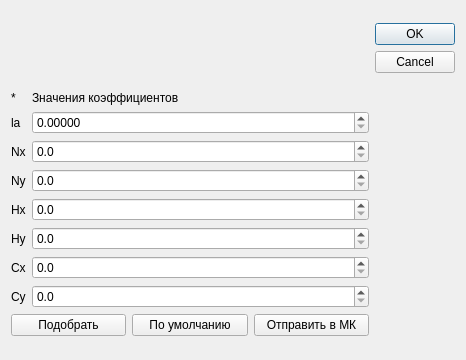
This is shadowSettings/settingsshadowsfinddialog.ui in cotara/STMviewer as Qt 5 draws it before an edit. The edited form follows.
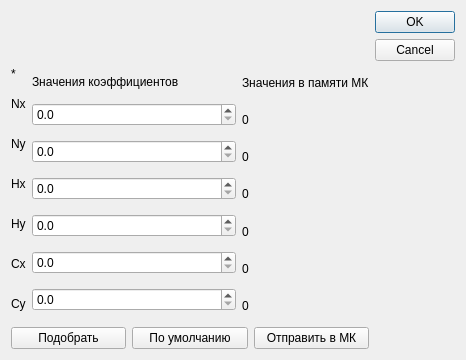
This is the edited form.

The edit to the form file:
```diff
--- a/shadowSettings/settingsshadowsfinddialog.ui
+++ b/shadowSettings/settingsshadowsfinddialog.ui
@@ -33,25 +33,6 @@
            </property>
           </widget>
          </item>
-         <item>
-          <widget class="QLabel" name="label">
-           <property name="sizePolicy">
-            <sizepolicy hsizetype="Minimum" vsizetype="Preferred">
-             <horstretch>0</horstretch>
-             <verstretch>0</verstretch>
-            </sizepolicy>
-           </property>
-           <property name="maximumSize">
-            <size>
-             <width>20</width>
-             <height>16777215</height>
-            </size>
-           </property>
-           <property name="text">
-            <string>la</string>
-           </property>
-          </widget>
-         </item>
          <item>
           <widget class="QLabel" name="label_7">
            <property name="sizePolicy">
@@ -183,31 +164,6 @@
            </property>
           </widget>
          </item>
-         <item>
-          <widget class="QDoubleSpinBox" name="laSpinBox">
-           <property name="sizePolicy">
-            <sizepolicy hsizetype="Expanding" vsizetype="Fixed">
-             <horstretch>0</horstretch>
-             <verstretch>0</verstretch>
-            </sizepolicy>
-           </property>
-           <property name="decimals">
-            <number>5</number>
-           </property>
-           <property name="maximum">
-            <double>10.000000000000000</double>
-           </property>
-           <property name="singleStep">
-            <double>0.001000000000000</double>
-           </property>
-           <property name="stepType">
-            <enum>QAbstractSpinBox::DefaultStepType</enum>
-           </property>
-           <property name="value">
-            <double>0.000000000000000</double>
-           </property>
-          </widget>
-         </item>
          <item>
           <widget class="QDoubleSpinBox" name="NxSpinBox">
            <property name="sizePolicy">
@@ -306,6 +262,59 @@
          </item>
         </layout>
        </item>
+       <item>
+        <layout class="QVBoxLayout" name="verticalLayout">
+         <item>
+          <widget class="QLabel" name="label_2">
+           <property name="text">
+            <string>Значения в памяти МК</string>
+           </property>
+          </widget>
+         </item>
+         <item>
+          <widget class="QLabel" name="NxMKLabel">
+           <property name="text">
+            <string>0</string>
+           </property>
+          </widget>
+         </item>
+         <item>
+          <widget class="QLabel" name="NyMKLabel">
+           <property name="text">
+            <string>0</string>
+           </property>
+          </widget>
+         </item>
+         <item>
+          <widget class="QLabel" name="HxMKLabel">
+           <property name="text">
+            <string>0</string>
+           </property>
+          </widget>
+         </item>
+         <item>
+          <widget class="QLabel" name="HyMKLabel">
+           <property name="text">
+            <string>0</string>
+           </property>
+          </widget>
+         </item>
+         <item>
+          <widget class="QLabel" name="CxMKLabel">
+           <property name="text">
+            <string>0</string>
+           </property>
+          </widget>
+         </item>
+         <item>
+          <widget class="QLabel" name="CyMKLabel">
+           <property name="text">
+            <string>0</string>
+           </property>
+          </widget>
+         </item>
+        </layout>
+       </item>
       </layout>
      </item>
      <item>
```
